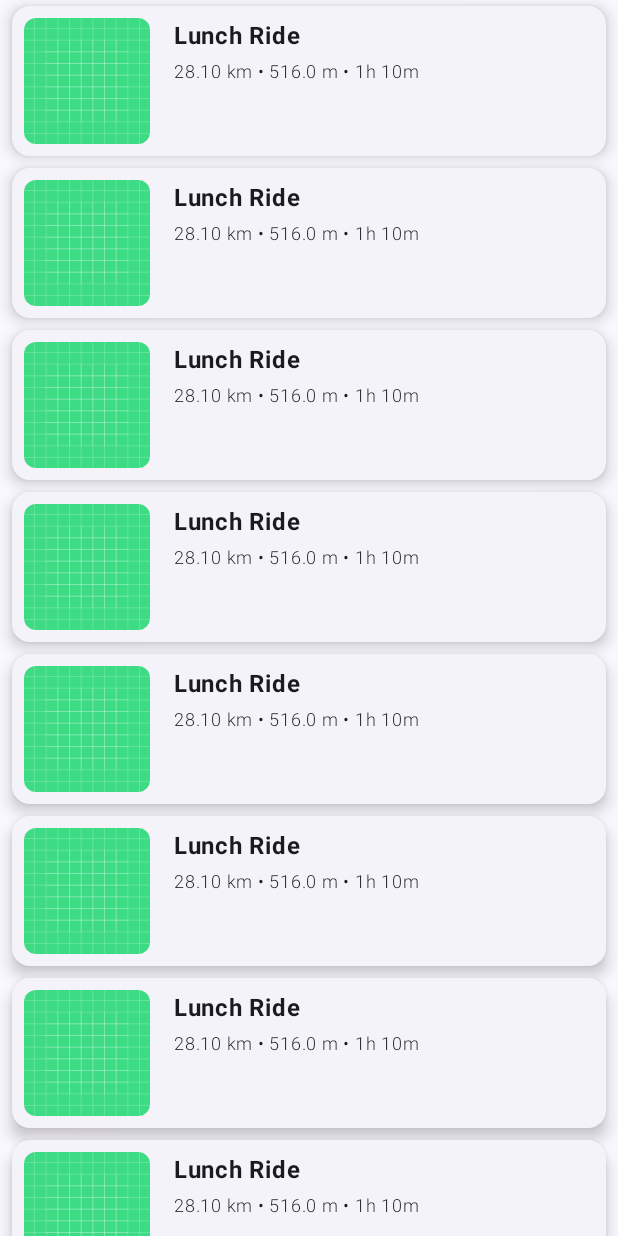
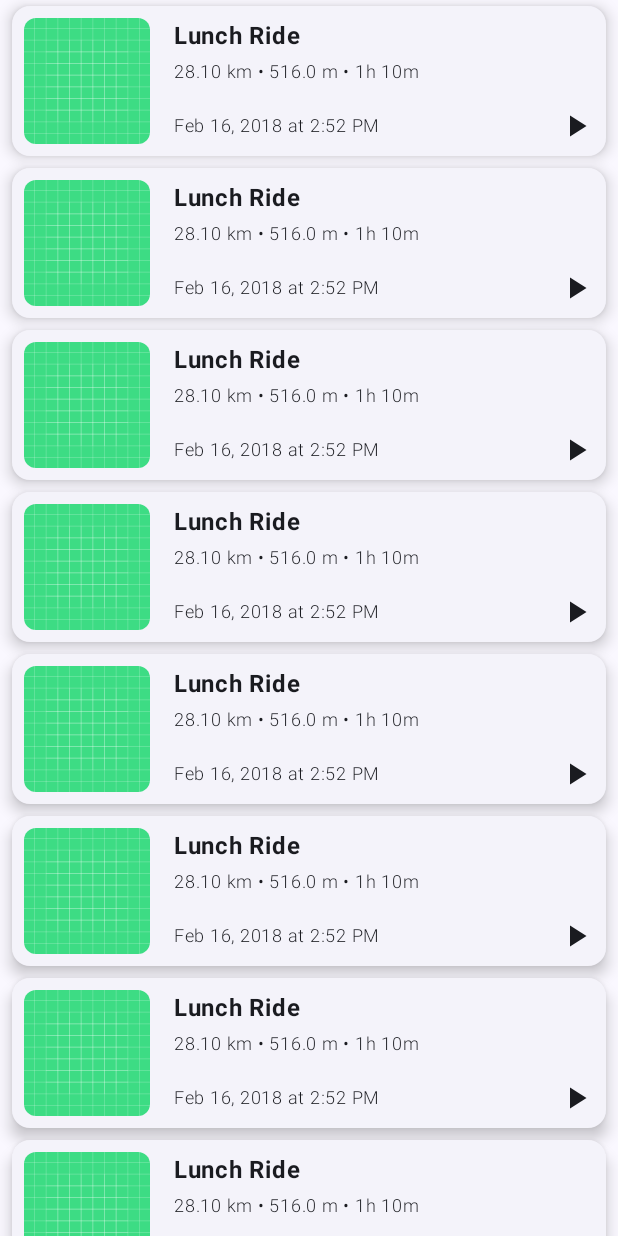
Before and after one commit to KaroADA/GearTracker, an Android app built with Jetpack Compose: the screen it shows after launch (MainActivity), on a phone screen of 412 x 824 dp. Run offline under Robolectric (Android 15) with nearby library versions, the phone set to English and light mode, and no system bars.

Commit message:
Activity date and play icon

```diff
--- a/app/src/main/java/com/example/geartracker/MainActivity.kt
+++ b/app/src/main/java/com/example/geartracker/MainActivity.kt
@@ -20,11 +20,14 @@ import androidx.compose.foundation.shape.RoundedCornerShape
 import androidx.compose.material3.Card
 import androidx.compose.material3.CardDefaults
 import androidx.compose.material3.ElevatedCard
+import androidx.compose.material3.Icon
 import androidx.compose.material3.Scaffold
 import androidx.compose.material3.Text
 import androidx.compose.runtime.Composable
+import androidx.compose.ui.Alignment
 import androidx.compose.ui.Modifier
 import androidx.compose.ui.draw.clip
+import androidx.compose.ui.platform.LocalDensity
 import androidx.compose.ui.res.painterResource
 import androidx.compose.ui.text.font.FontWeight
 import androidx.compose.ui.tooling.preview.Preview
@@ -33,6 +36,10 @@ import androidx.compose.ui.unit.sp
 import com.example.geartracker.ui.theme.GearTrackerTheme
 import java.math.BigDecimal
 import java.math.RoundingMode
+import java.time.LocalDate
+import java.time.OffsetDateTime
+import java.time.format.DateTimeFormatter
+import java.util.Locale
 
 val example = StravaActivity(
     id = 12345678987654321,
@@ -119,6 +126,32 @@ fun StravaActivityCard(stravaActivity: StravaActivity, modifier: Modifier = Modi
                     fontWeight = FontWeight.Light,
                     fontSize = 12.sp
                 )
+                Spacer(modifier = Modifier.weight(1f))
+                Row(modifier = Modifier.fillMaxWidth()) {
+
+                    var odt = OffsetDateTime.parse(stravaActivity.start_date);
+                    var dtf = DateTimeFormatter.ofPattern("MMM dd, uuuu 'at' h:mm a", Locale.ENGLISH);
+
+                    Text(
+                        text = dtf.format(odt),
+                        fontWeight = FontWeight.Light,
+                        fontSize = 12.sp
+                    )
+
+                    Spacer(modifier = Modifier.weight(1f))
+
+                    Icon(painter = painterResource(id = R.drawable.play_arrow_24px),
+                        contentDescription = null,
+                        Modifier
+                            .size(
+                                with(LocalDensity.current) {
+                                    24.sp.toDp()
+                                }
+                            )
+                            .align(Alignment.CenterVertically)
+                    )
+
+                }
             }
 
 
--- /dev/null
+++ b/app/src/main/res/drawable/play_arrow_24px.xml
@@ -0,0 +1,9 @@
+<vector xmlns:android="http://schemas.android.com/apk/res/android"
+    android:width="24dp"
+    android:height="24dp"
+    android:viewportWidth="960"
+    android:viewportHeight="960">
+  <path
+      android:fillColor="@android:color/white"
+      android:pathData="M320,760L320,200L760,480L320,760Z"/>
+</vector>
```
